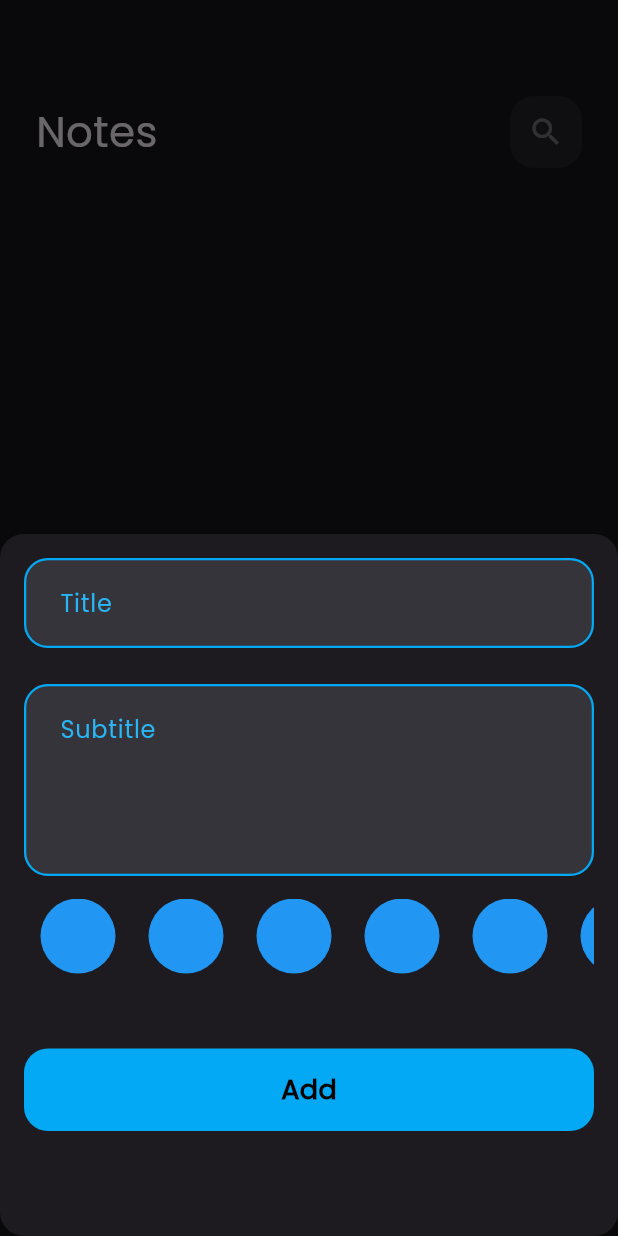
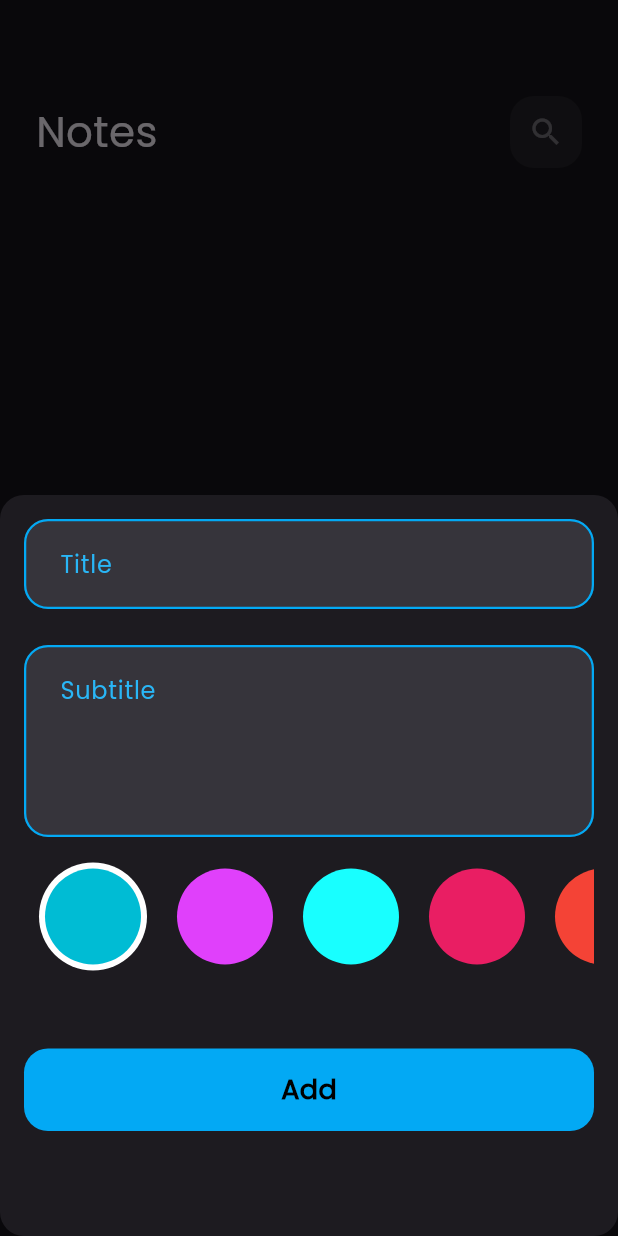
Before and after one commit to msyf19687-max/Notes_App, a Flutter app: the screen it shows after launch, after a tap on the "add" icon, on a phone screen of 412 x 824 dp. Run offline on Flutter 3.47's test engine with Material 3 defaults, Android fonts, the phone set to English and light mode, and no system bars; our stand-ins replace flutter_bloc, hive, hive_flutter; accounts and stored records are empty.

Commit message:
colors list viwe part two

```diff
--- a/lib/views/widgets/colors_list.dart
+++ b/lib/views/widgets/colors_list.dart
@@ -1,28 +1,72 @@
 import 'package:flutter/material.dart';
 
 class ColorsItem extends StatelessWidget {
-  const ColorsItem({super.key});
+  const ColorsItem({super.key, required this.isActive, required this.color});
+  final bool isActive;
+  final Color color;
   @override
   Widget build(BuildContext context) {
-    return CircleAvatar(
-      radius: 36,
-      backgroundColor: Colors.blue,
+    return isActive ?
+    CircleAvatar(
+        radius: 36,
+      backgroundColor: Colors.white,
+      child : CircleAvatar(
+      radius: 32,
+      backgroundColor: color,
+    )
+    )
+    :CircleAvatar(
+      radius: 32,
+      backgroundColor: color,
     );
   }
 }
-class ColorsList extends StatelessWidget {
+class ColorsList extends StatefulWidget {
   const ColorsList({super.key});
 
   @override
+  State<ColorsList> createState() => _ColorsListState();
+}
+
+class _ColorsListState extends State<ColorsList> {
+  @override
+  List<Color> colors =
+  [
+    Colors.cyan,
+    Colors.purpleAccent,
+    Colors.cyanAccent,
+    Colors.pink,
+    Colors.red,
+    Colors.green,
+    Colors.yellowAccent,
+    Colors.amberAccent,
+    Colors.grey,
+    Colors.teal,
+  ];
+  int curintIndex = 0;
   Widget build(BuildContext context) {
     return SizedBox(
-      height: 25 * 2,
+      height: 38 * 2,
       child: ListView.builder(
         scrollDirection : Axis.horizontal,
-        itemCount: 10,
+        itemCount: colors.length,
         itemBuilder: (context, index )
       {
-        return const ColorsItem();
+        return Padding(
+          padding: const EdgeInsets.symmetric(horizontal: 10.0),
+          child: GestureDetector(
+            onTap: (){
+              curintIndex = index;
+              setState(() {
+
+              });
+            },
+            child: ColorsItem(
+              color : colors[index],
+              isActive: curintIndex == index,
+            ),
+          ),
+        );
       }
      ),
     );
```
